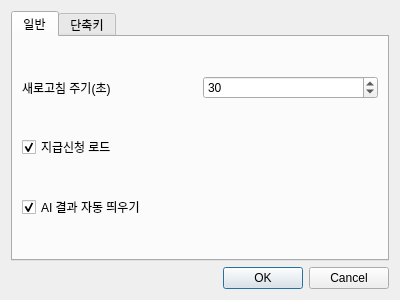
Above: ui/config_dialog.ui from Glen-Lee-glitch/new_viewer before the change. Below: the same form after it.
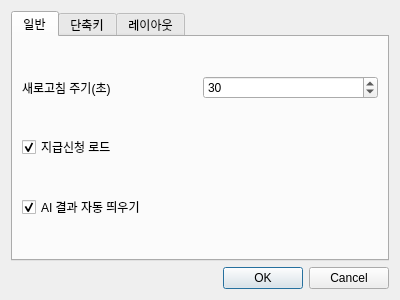
That is the form after the change.

Commit message: feat: 환경설정 ui 수정

```diff
--- a/ui/config_dialog.ui
+++ b/ui/config_dialog.ui
@@ -78,6 +78,11 @@
        <string>단축키</string>
       </attribute>
      </widget>
+     <widget class="QWidget" name="tab_layout">
+      <attribute name="title">
+       <string>레이아웃</string>
+      </attribute>
+     </widget>
     </widget>
    </item>
    <item>
```
